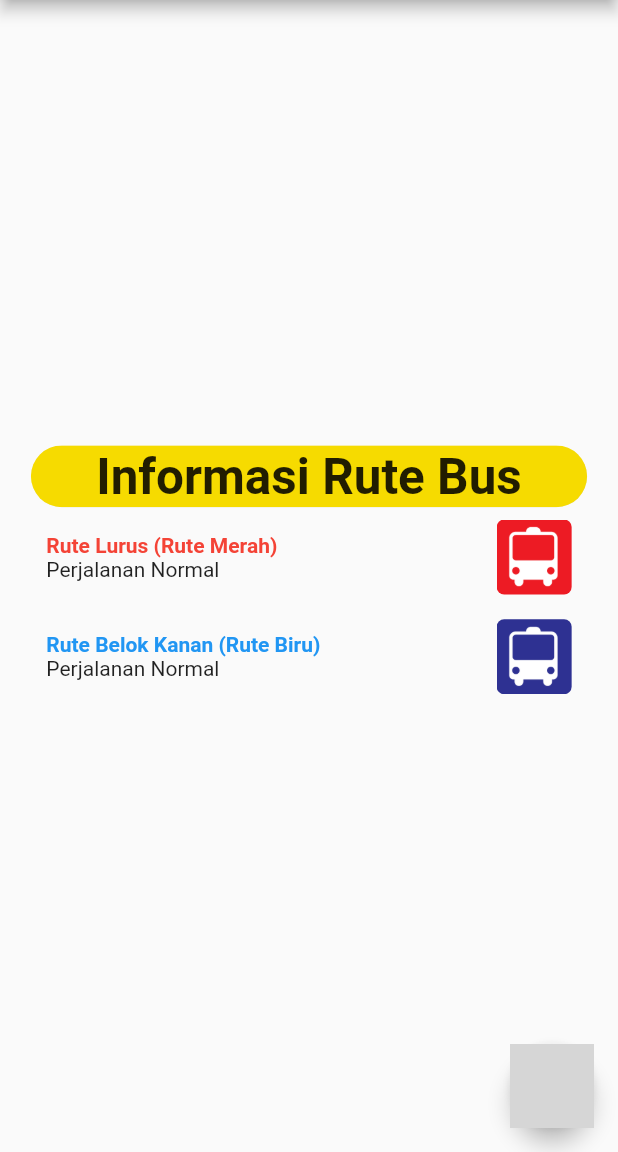
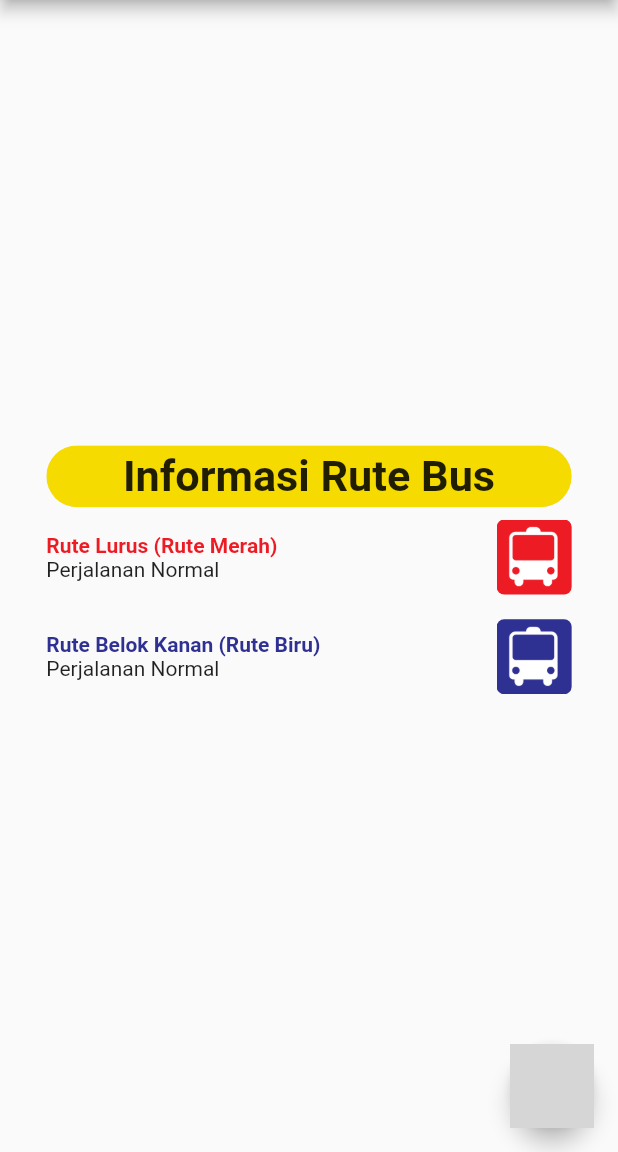
Before and after one commit to ibuska/ibuska-flutter, a Flutter app: the screen it shows after launch, on a phone screen of 412 x 824 dp, the part 84-1236 px from its top. Run offline on Flutter 3.47's test engine with Material 2 defaults, Android fonts, the phone set to English and light mode, and no system bars; grey boxes are pictures that could not be loaded.

Commit message:
Refactor route info widget

```diff
--- a/lib/presentation/pages/home_page.dart
+++ b/lib/presentation/pages/home_page.dart
@@ -1,5 +1,6 @@
 import 'package:flutter/material.dart';
 import 'package:ibuska/presentation/widgets/drawer_menu.dart';
+import 'package:ibuska/presentation/widgets/route_info.dart';
 
 class HomePage extends StatefulWidget {
   const HomePage({Key? key}) : super(key: key);
@@ -31,7 +32,7 @@ class _HomePageState extends State<HomePage> {
           mainAxisAlignment: MainAxisAlignment.center,
           children: <Widget>[
             SizedBox(
-              width: screenWidth * 0.9,
+              width: screenWidth * 0.85,
               height: screenHeight * 0.05,
               child: ClipRRect(
                 borderRadius: BorderRadius.circular(36.0),
@@ -51,87 +52,20 @@ class _HomePageState extends State<HomePage> {
                     textAlign: TextAlign.center,
                     style: TextStyle(
                       fontWeight: FontWeight.bold,
-                      fontSize: screenHeight * 0.04,
+                      fontSize: screenHeight * 0.035,
                     ),
                   ),
                 ),
               ),
             ),
-            Padding(
-              padding: EdgeInsets.only(
-                right: screenWidth * 0.075,
-                left: screenWidth * 0.075,
-                top: screenHeight * 0.01,
-                bottom: screenHeight * 0.01,
-              ),
-              child: Row(
-                mainAxisAlignment: MainAxisAlignment.spaceBetween,
-                children: [
-                  Column(
-                    crossAxisAlignment: CrossAxisAlignment.start,
-                    children: const [
-                      Text(
-                        "Rute Lurus (Rute Merah)",
-                        style: TextStyle(
-                          fontWeight: FontWeight.bold,
-                          color: Colors.red,
-                        ),
-                      ),
-                      Text("Perjalanan Normal")
-                    ],
-                  ),
-                  // https://stackoverflow.com/a/54222675
-                  ClipRRect(
-                    borderRadius: BorderRadius.circular(5),
-                    child: Image.asset(
-                      "assets/images/red-route.png",
-                      height: 50,
-                      width: 50,
-                    ),
-                  ),
-                ],
-              ),
-            ),
-            Padding(
-              padding: EdgeInsets.only(
-                right: screenWidth * 0.075,
-                left: screenWidth * 0.075,
-                top: screenHeight * 0.01,
-                bottom: screenHeight * 0.01,
-              ),
-              child: Row(
-                mainAxisAlignment: MainAxisAlignment.spaceBetween,
-                children: [
-                  Column(
-                    crossAxisAlignment: CrossAxisAlignment.start,
-                    children: const [
-                      Text(
-                        "Rute Belok Kanan (Rute Biru)",
-                        style: TextStyle(
-                          fontWeight: FontWeight.bold,
-                          color: Colors.blue,
-                        ),
-                      ),
-                      Text("Perjalanan Normal")
-                    ],
-                  ),
-                  ClipRRect(
-                    borderRadius: BorderRadius.circular(5),
-                    child: Image.asset(
-                      "assets/images/blue-route.png",
-                      height: 50,
-                      width: 50,
-                    ),
-                  ),
-                ],
-              ),
-            ),
+            const RouteInfo("merah"),
+            const RouteInfo("biru"),
           ],
         ),
       ),
       floatingActionButton: FloatingActionButton(
         onPressed: () {},
-        tooltip: 'Increment',
+        tooltip: 'Menu',
         child: const CircleAvatar(
           backgroundImage: AssetImage("images/ibuska-logo.png"),
           // https://stackoverflow.com/a/61100541
--- /dev/null
+++ b/lib/presentation/widgets/route_info.dart
@@ -0,0 +1,60 @@
+import 'package:flutter/material.dart';
+
+class RouteInfo extends StatefulWidget {
+  final String routeColor;
+  const RouteInfo(this.routeColor, {Key? key}) : super(key: key);
+
+  @override
+  State<RouteInfo> createState() => _RouteInfoState();
+}
+
+class _RouteInfoState extends State<RouteInfo> {
+  @override
+  Widget build(BuildContext context) {
+    var screenSize = MediaQuery.of(context).size;
+    var screenWidth = screenSize.width;
+    var screenHeight = screenSize.height;
+
+    return Padding(
+      padding: EdgeInsets.only(
+        right: screenWidth * 0.075,
+        left: screenWidth * 0.075,
+        top: screenHeight * 0.01,
+        bottom: screenHeight * 0.01,
+      ),
+      child: Row(
+        mainAxisAlignment: MainAxisAlignment.spaceBetween,
+        children: [
+          Column(
+            crossAxisAlignment: CrossAxisAlignment.start,
+            children: [
+              Text(
+                widget.routeColor == "merah"
+                  ? "Rute Lurus (Rute Merah)"
+                  : "Rute Belok Kanan (Rute Biru)",
+                style: TextStyle(
+                  fontWeight: FontWeight.bold,
+                  color: widget.routeColor == "merah"
+                    ? const Color(0xFFED1B24)
+                    : const Color(0xFF2E3192),
+                ),
+              ),
+              const Text("Perjalanan Normal")
+            ],
+          ),
+          // https://stackoverflow.com/a/54222675
+          ClipRRect(
+            borderRadius: BorderRadius.circular(5),
+            child: Image.asset(
+              widget.routeColor == "merah"
+                ? "assets/images/red-route.png"
+                : "assets/images/blue-route.png",
+              height: 50,
+              width: 50,
+            ),
+          ),
+        ],
+      ),
+    );
+  }
+}
```
